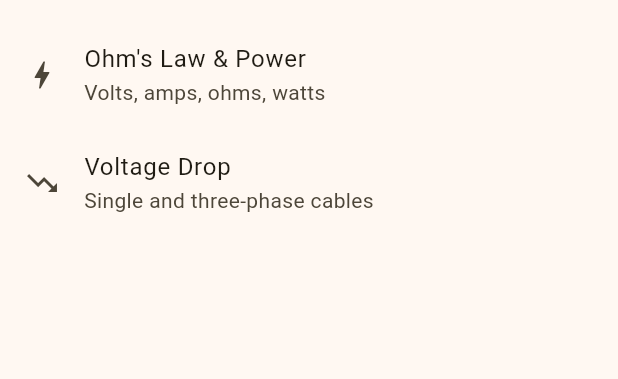
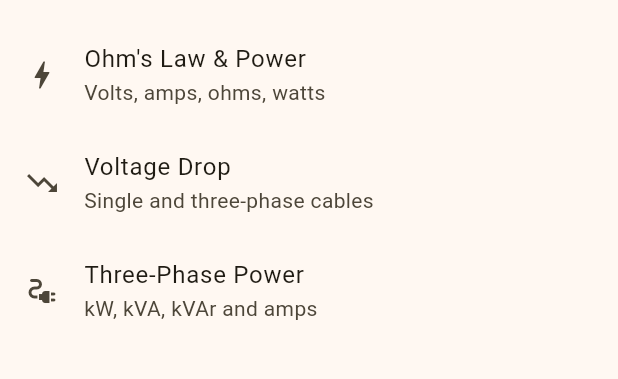
Before and after one commit to jerome-dev26/electro_calc, a Flutter app: the screen it shows after launch, on a phone screen of 412 x 824 dp, the part 63-442 px from its top. Run offline on Flutter 3.47's test engine with Material 3 defaults, Android fonts, the phone set to English and light mode, and no system bars; our stand-ins replace material_ui.

Commit message:
Migrate to material_ui package

```diff
--- /dev/null
+++ b/lib/logic/three_phase.dart
@@ -0,0 +1,35 @@
+import 'dart:math';
+
+class ThreePhaseResult {
+  final double kw;
+  final double kva;
+  final double kvar;
+  final double amps;
+  const ThreePhaseResult(this.kw, this.kva, this.kvar, this.amps);
+}
+
+/// Line-to-line voltage, current in amps, power factor between 0 and 1.
+ThreePhaseResult? fromAmps({
+  required double volts,
+  required double amps,
+  required double pf,
+}) {
+  if (volts <= 0 || amps <= 0 || pf <= 0 || pf > 1) return null;
+  final kva = sqrt(3) * volts * amps / 1000;
+  final kw = kva * pf;
+  final kvar = kva * sqrt(1 - pf * pf);
+  return ThreePhaseResult(kw, kva, kvar, amps);
+}
+
+/// Real power in kW, line-to-line voltage, power factor between 0 and 1.
+ThreePhaseResult? fromKw({
+  required double volts,
+  required double kw,
+  required double pf,
+}) {
+  if (volts <= 0 || kw <= 0 || pf <= 0 || pf > 1) return null;
+  final amps = kw * 1000 / (sqrt(3) * volts * pf);
+  final kva = kw / pf;
+  final kvar = kva * sqrt(1 - pf * pf);
+  return ThreePhaseResult(kw, kva, kvar, amps);
+}
--- a/lib/main.dart
+++ b/lib/main.dart
@@ -1,6 +1,7 @@
-import 'package:flutter/material.dart';
+import 'package:material_ui/material_ui.dart';
 import 'screens/ohms_law_screen.dart';
 import 'screens/voltage_drop_screen.dart';
+import 'screens/three_phase_screen.dart';
 
 void main() => runApp(const ElectroCalcApp());
 
@@ -40,6 +41,8 @@ class HomeScreen extends StatelessWidget {
           OhmsLawScreen()),
       _CalcEntry(Icons.trending_down, 'Voltage Drop',
           'Single and three-phase cables', VoltageDropScreen()),
+      _CalcEntry(Icons.electrical_services, 'Three-Phase Power',
+          'kW, kVA, kVAr and amps', ThreePhaseScreen()),
     ];
     return Scaffold(
       appBar: AppBar(title: const Text('ElectroCalc')),
--- a/lib/screens/ohms_law_screen.dart
+++ b/lib/screens/ohms_law_screen.dart
@@ -1,4 +1,4 @@
-import 'package:flutter/material.dart';
+import 'package:material_ui/material_ui.dart';
 import '../logic/ohms_law.dart';
 
 class OhmsLawScreen extends StatefulWidget {
--- a/lib/screens/voltage_drop_screen.dart
+++ b/lib/screens/voltage_drop_screen.dart
@@ -1,4 +1,4 @@
-import 'package:flutter/material.dart';
+import 'package:material_ui/material_ui.dart';
 import '../logic/voltage_drop.dart';
 
 class VoltageDropScreen extends StatefulWidget {
```
Also changed, not shown: lib/screens/three_phase_screen.dart (added, +87 -0 lines), 1 other file.
